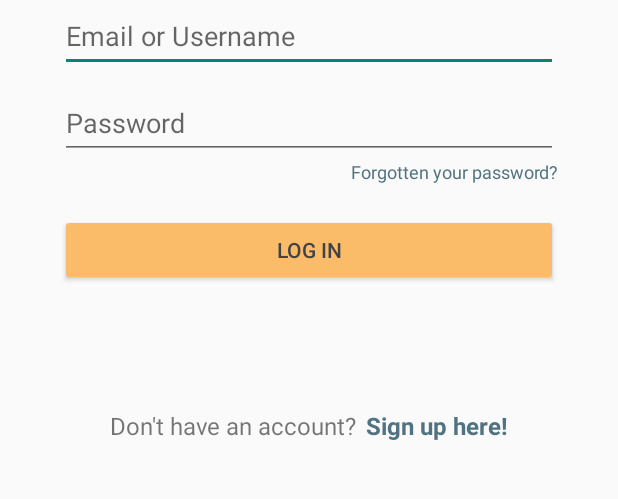
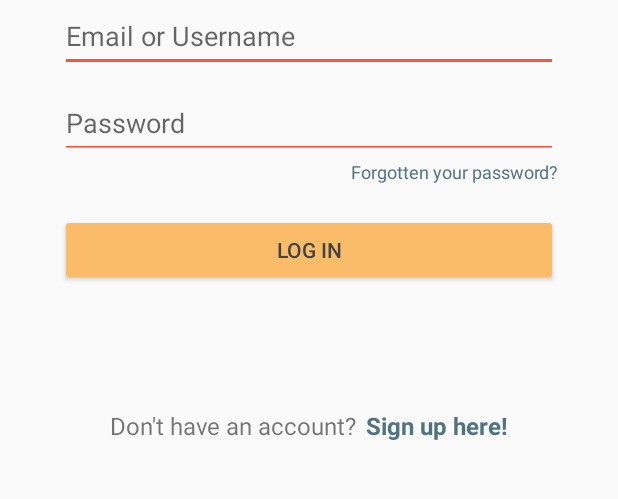
Before and after one commit to refaans/JahitIn, an Android app: the screen it shows after launch (LoginActivity), on a phone screen of 412 x 824 dp, the part 509-1008 px from its top. Run offline under Robolectric (Android 15) with nearby library versions, the phone set to English and light mode, and no system bars; our stand-ins replace Firebase (no records; nobody signed in at launch, a user with empty details on screens opened directly).

Commit message:
nambah banyak sampe lupa

```diff
--- a/app/build.gradle
+++ b/app/build.gradle
@@ -24,8 +24,9 @@ dependencies {
     implementation 'androidx.appcompat:appcompat:1.1.0'
     implementation 'androidx.constraintlayout:constraintlayout:1.1.3'
     implementation 'com.google.firebase:firebase-auth:19.2.0'
-    implementation 'com.libizo:customedittext:1.0.6'
-    implementation 'com.google.android.material:material:1.0.0'
+    implementation 'com.libizo:customedittext:1.0.6' //Custom Edit Text
+    implementation 'com.google.android.material:material:1.0.0' //CardView
+    implementation 'com.synnapps:carouselview:0.1.4' //Carousel
 
     // Firebase
     implementation 'com.google.firebase:firebase-database:16.0.4'
--- a/app/src/main/res/layout/activity_login.xml
+++ b/app/src/main/res/layout/activity_login.xml
@@ -30,7 +30,8 @@
             android:layout_gravity="center"
             android:inputType="text"
             android:hint="@string/login_username"
-            android:importantForAutofill="no" />
+            android:importantForAutofill="no"
+            android:backgroundTint="@color/colorPrimary"/>
 
         <EditText
             android:id="@+id/login_password"
@@ -40,7 +41,8 @@
             android:layout_gravity="center_horizontal"
             android:inputType="textPassword"
             android:hint="@string/login_password"
-            android:importantForAutofill="no" />
+            android:importantForAutofill="no"
+            android:backgroundTint="@color/colorPrimary"/>
 
         <TextView
             android:id="@+id/forget_password"
--- a/app/src/main/res/values/strings.xml
+++ b/app/src/main/res/values/strings.xml
@@ -1,5 +1,11 @@
 <resources>
     <string name="app_name">JahitIn</string>
+
+    <!--    Bottom Navbar-->
+    <string name="home">Home</string>
+    <string name="fabric">Fabric Catalog</string>
+    <string name="catalog_clothes">Clothes Catalog</string>
+    <string name="profile">Profile</string>
 
     <!--    Log In page-->
     <string name="login_username">Email or Username</string>
```
